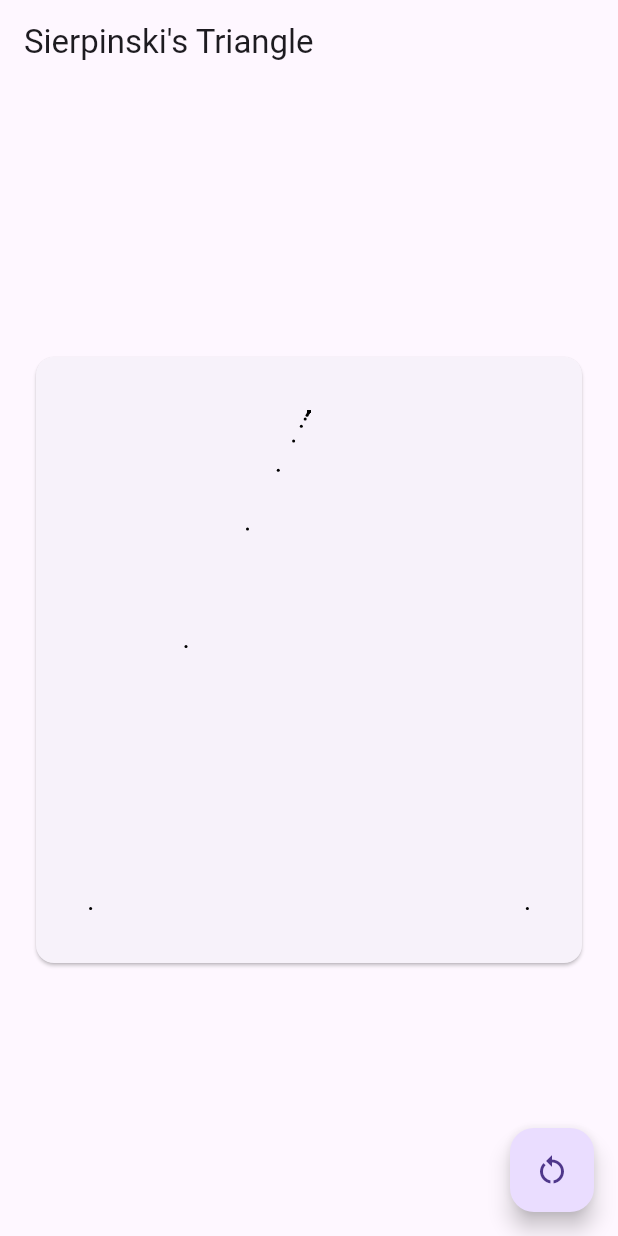
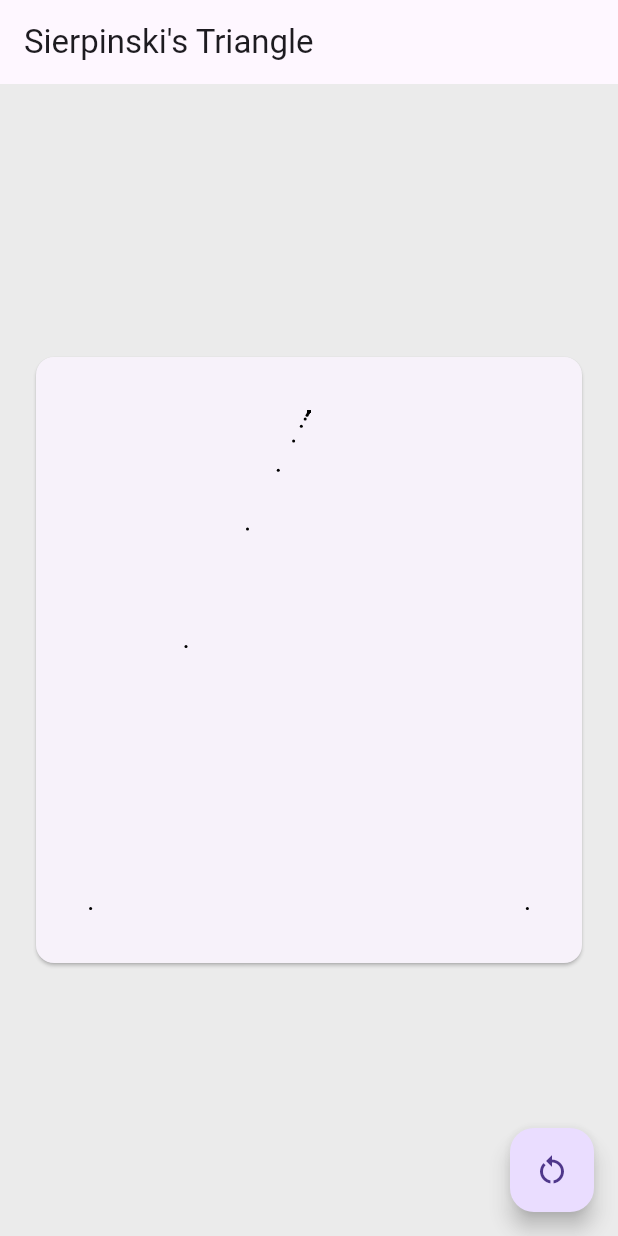
Before and after one commit to dev-arctik/Flutter-sierpinski-triangle, a Flutter app: the screen it shows after launch, on a phone screen of 412 x 824 dp. Run offline on Flutter 3.47's test engine with Material 2 defaults, Android fonts, the phone set to English and light mode, and no system bars.

Commit message:
changed the bg color of scaffold

```diff
--- a/lib/main.dart
+++ b/lib/main.dart
@@ -31,6 +31,7 @@ class HomePage extends StatelessWidget {
     double width = MediaQuery.of(context).size.width;
 
     return Scaffold(
+      backgroundColor: const Color.fromARGB(95, 202, 202, 202),
       appBar: AppBar(
         title: Text(title),
       ),
```
